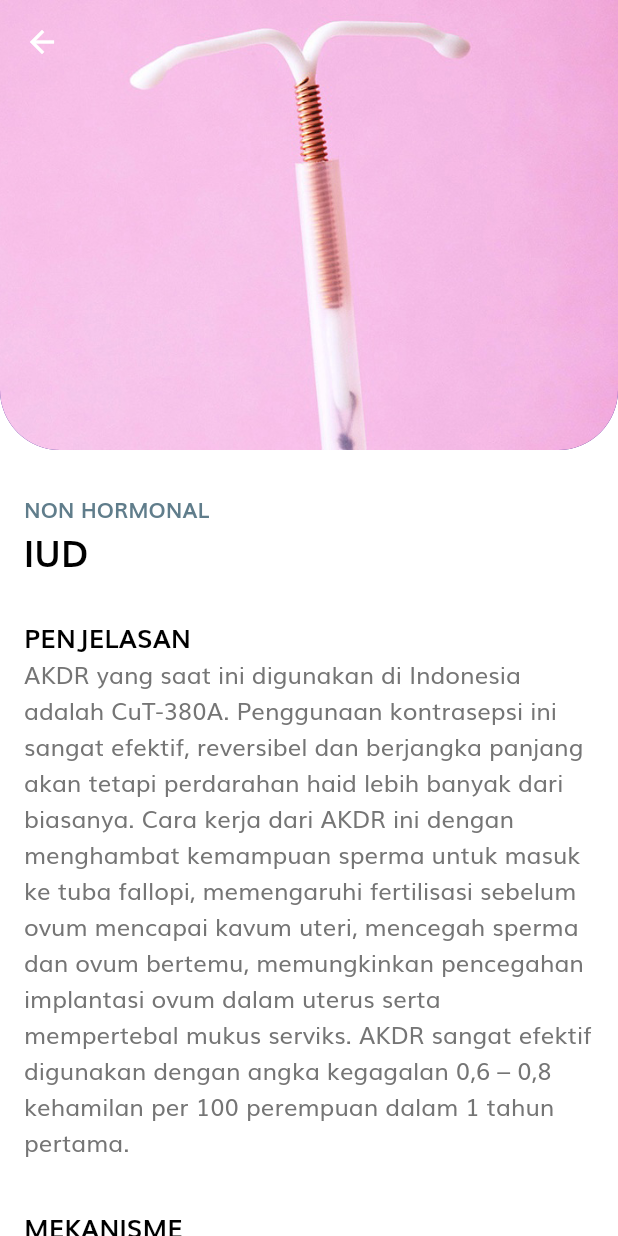
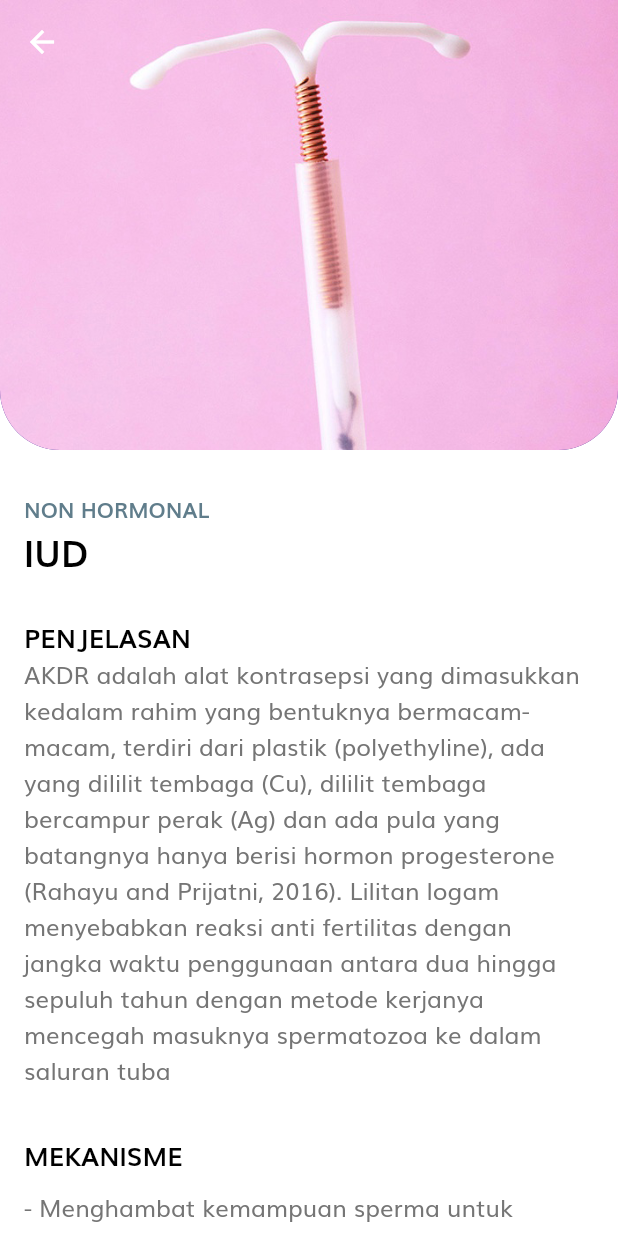
Before and after one commit to yasrilimam98/sispako-flutter, a Flutter app: the HomePage screen opened by its route, after a tap on "Non Hormonal", on a phone screen of 412 x 824 dp. Run offline on Flutter 3.47's test engine with Material 2 defaults, Android fonts, the phone set to English and light mode, and no system bars; our stand-ins replace simple_animations; missing offline and left inert: dart:ffi.

Commit message:
final apps

```diff
--- a/lib/model/data.dart
+++ b/lib/model/data.dart
@@ -20,7 +20,7 @@ final data = [
   Data(
       jenis: "Hormonal",
       name: "Implant",
-      keterangan: "2 Tahun",
+      keterangan: "",
       imagePath: "assets/images/implan.jpg",
       mekanisme: [
         "- Mencegah Kehamilan",
@@ -43,116 +43,128 @@ final data = [
   Data(
       jenis: "Non Hormonal",
       name: "IUD",
-      keterangan: "2 Tahun",
+      keterangan: "",
       imagePath: "assets/images/IUD.jpg",
       mekanisme: [
-        "- Mencegah Kehamilan",
-        "- Mencegah Ovulasi",
-        "- Menghambat pergerakan Spermatoza",
-        "- Menghambat perkembangan endoterium",
+        "- Menghambat kemampuan sperma untuk masuk kedalam tuba falopi",
+        "- Mempengaruhi fertilisasi sebelum ovum mencapai cavum uteri",
+        "- Mencegah sperma dan ovum bertemu karena jalannya terhalangi dan memungkinkan untuk mencegah implantasi telur dalam uterus",
       ],
       kontraindikasi: [
         "- Hamil atau diduga hamil",
-        "- Pendarahan tractus yang tidak diketahui",
-        "  penyebabnya",
-        "- Tromboflebitis aktif",
-        "- Penyakit hati akut",
-        "- Tumor atau kanker payudara",
+        "- Ibu yang mempunyai infeksi hamil",
+        "  Ibu dengan peradangan leher Rahim (serviks)",
+        "- Ukuran Rahim <5cm",
+        "- Ibu yang dicurigai mempunyai kanker Rahim",
+        "- Ibu dengan pendarahan yang tidak normal dan tidak diketahui penyebabnya.",
+        "- Ibu yang waktu haid perdarahannya sangat banyak",
+        "- Ibu yang pernah hamil diluar kandungan (kehamilan ektopik)",
+        "- Kelainan bawaan Rahim dan jaringan perut",
+        "- Alergi tembaga",
       ],
       efeksamping:
-          '''Perubahan pola haid yang terjadi kira-kira 60% akseptor dalam tahun pertama insersiperasaan kering pada vagina karna hormone progesterone (hipoestrogen)''',
+          '''Timbul nyeri atau mules, bercak-bercak perdarahan, keputihan.''',
       artikelkb:
-          '''AKDR yang saat ini digunakan di Indonesia adalah CuT-380A. Penggunaan kontrasepsi ini sangat efektif, reversibel dan berjangka panjang akan tetapi perdarahan haid lebih banyak dari biasanya. Cara kerja dari AKDR ini dengan menghambat kemampuan sperma untuk masuk ke tuba fallopi, memengaruhi fertilisasi sebelum ovum mencapai kavum uteri, mencegah sperma dan ovum bertemu, memungkinkan pencegahan implantasi ovum dalam uterus serta mempertebal mukus serviks. AKDR sangat efektif digunakan dengan angka kegagalan 0,6 – 0,8 kehamilan per 100 perempuan dalam 1 tahun pertama. '''),
+          '''AKDR adalah alat kontrasepsi yang dimasukkan kedalam rahim yang bentuknya bermacam-macam, terdiri dari plastik (polyethyline), ada yang dililit tembaga (Cu), dililit tembaga bercampur perak (Ag) dan ada pula yang batangnya hanya berisi hormon progesterone (Rahayu and Prijatni, 2016). Lilitan logam menyebabkan reaksi anti fertilitas dengan jangka waktu penggunaan antara dua hingga sepuluh tahun dengan metode kerjanya mencegah masuknya spermatozoa ke dalam saluran tuba  '''),
   Data(
       jenis: "Non Hormonal",
       name: "Kondom",
       keterangan: "2 Tahun",
       imagePath: "assets/images/kondom.jpg",
       mekanisme: [
-        "- Mencegah Kehamilan",
-        "- Mencegah Ovulasi",
-        "- Menghambat pergerakan Spermatoza",
-        "- Menghambat perkembangan endoterium",
+        " - ",
+        " - ",
+        " - ",
       ],
       kontraindikasi: [
-        "- Hamil atau diduga hamil",
-        "- Pendarahan tractus yang tidak diketahui",
-        "  penyebabnya",
-        "- Tromboflebitis aktif",
-        "- Penyakit hati akut",
-        "- Tumor atau kanker payudara",
+        "- Alergi terhadap bahan karet latex ",
       ],
       efeksamping:
-          '''Perubahan pola haid yang terjadi kira-kira 60% akseptor dalam tahun pertama insersiperasaan kering pada vagina karna hormone progesterone (hipoestrogen)''',
+          '''Kondom bocor atau robek, Menyebabkan wanita mengeluh keputihan yang banyak dan amat berbau''',
       artikelkb:
-          '''AKDR yang saat ini digunakan di Indonesia adalah CuT-380A. Penggunaan kontrasepsi ini sangat efektif, reversibel dan berjangka panjang akan tetapi perdarahan haid lebih banyak dari biasanya. Cara kerja dari AKDR ini dengan menghambat kemampuan sperma untuk masuk ke tuba fallopi, memengaruhi fertilisasi sebelum ovum mencapai kavum uteri, mencegah sperma dan ovum bertemu, memungkinkan pencegahan implantasi ovum dalam uterus serta mempertebal mukus serviks. AKDR sangat efektif digunakan dengan angka kegagalan 0,6 – 0,8 kehamilan per 100 perempuan dalam 1 tahun pertama. '''),
+          '''Adalah alat kontrasepsi terbuat dari karet yang tipis, biasanya digunakan oleh para
+lelaki, digunakan untuk menghalangi masuknya sperma kedalam Rahim. Metode kondom dapat digunakan setiap akan melakukan hubungan seksual '''),
   Data(
       jenis: "Hormonal",
       name: "PIL KB",
       keterangan: "2 Tahun",
       imagePath: "assets/images/pilkb.jpg",
       mekanisme: [
-        "- Mencegah Kehamilan",
-        "- Mencegah Ovulasi",
-        "- Menghambat pergerakan Spermatoza",
-        "- Menghambat perkembangan endoterium",
+        "- Cara kerja pil KB menekan ovulasi untuk mencegah lepasnya sel telur wanita dari indung telur",
+        "- Mengentalkan lendir mulut rahim sehingga sperma sukar untuk masuk ke dalam rahim, dan menipiskan lapisan endometrium",
+        "- Pil Progestin dapat dikonsumsi saat menyusui",
+        "- Efektifitas pil sangat tinggi, angka kegagalannya berkisar 1-8% untuk pil kombinasi, dan 3-10% untuk pil progestin.",
       ],
       kontraindikasi: [
         "- Hamil atau diduga hamil",
-        "- Pendarahan tractus yang tidak diketahui",
-        "  penyebabnya",
-        "- Tromboflebitis aktif",
-        "- Penyakit hati akut",
-        "- Tumor atau kanker payudara",
+        "- Ibu menyusui (pil kombinasi)",
+        "- Sering lupa jadwal minum ",
+        "- Mengalami perdarahan pervaginam yang tidak diketahui penyebabnya",
+        "- Hipertensi ",
+        "- Mempunyai kanker payudara",
+        "- Mempunyai miom ",
+        "- Memiliki riwayat stroke",
+        "- Menggunakan obat untuk TBC / obat epilepsy",
       ],
-      efeksamping:
-          '''Perubahan pola haid yang terjadi kira-kira 60% akseptor dalam tahun pertama insersiperasaan kering pada vagina karna hormone progesterone (hipoestrogen)''',
+      efeksamping: '''Gangguan siklus haid, pusing, mual dan muntah''',
       artikelkb:
-          '''AKDR yang saat ini digunakan di Indonesia adalah CuT-380A. Penggunaan kontrasepsi ini sangat efektif, reversibel dan berjangka panjang akan tetapi perdarahan haid lebih banyak dari biasanya. Cara kerja dari AKDR ini dengan menghambat kemampuan sperma untuk masuk ke tuba fallopi, memengaruhi fertilisasi sebelum ovum mencapai kavum uteri, mencegah sperma dan ovum bertemu, memungkinkan pencegahan implantasi ovum dalam uterus serta mempertebal mukus serviks. AKDR sangat efektif digunakan dengan angka kegagalan 0,6 – 0,8 kehamilan per 100 perempuan dalam 1 tahun pertama. '''),
+          '''Merupakan kontrasepsi untuk wanita yang berbentuk pil atau tablet yang berisi kombinasi hormon estrogen dan progesteron (Pil Kombinasi) dan pil yang hanya terdiri dari hormon progesteron saja (Pil Progestin). Metode ini dapat mencegah kehamilan satu  bulan dengan mengonsumsi satu pil setiap hari '''),
   Data(
       jenis: "Hormonal",
       name: "Suntik KB",
       keterangan: "2 Tahun",
       imagePath: "assets/images/suntikkb.jpg",
       mekanisme: [
-        "- Mencegah Kehamilan",
-        "- Mencegah Ovulasi",
-        "- Menghambat pergerakan Spermatoza",
-        "- Menghambat perkembangan endoterium",
+        "- Cara kerjanya sama dengan pil KB.",
+        "- Menekan ovulasi untuk mencegah lepasnya sel telur wanita dari indung telur",
+        "- Mengentalkan lendir mulut rahim sehingga sperma sukar untuk masuk ke dalam rahim, dan menipiskan lapisan endometrium. ",
       ],
       kontraindikasi: [
         "- Hamil atau diduga hamil",
-        "- Pendarahan tractus yang tidak diketahui",
-        "  penyebabnya",
-        "- Tromboflebitis aktif",
-        "- Penyakit hati akut",
-        "- Tumor atau kanker payudara",
+        "- Wanita dengan perdarahan yang tidak diketahui penyebabnya.",
+        "- Mengidap tumor",
+        "- Mempunyai penyakit jantung, hipertensi, kencing manis, paru-paru.",
+        "- Menderita atau riwayat kanker payudara",
       ],
       efeksamping:
-          '''Perubahan pola haid yang terjadi kira-kira 60% akseptor dalam tahun pertama insersiperasaan kering pada vagina karna hormone progesterone (hipoestrogen)''',
+          '''Dapat terjadinya gangguna haid, Depresi, Keputihan, Jerawat, Perubahan berat badan dan Pemakaian jangka panjang bisa terjadi penurunan libido, dan densitas tulang. ''',
       artikelkb:
-          '''AKDR yang saat ini digunakan di Indonesia adalah CuT-380A. Penggunaan kontrasepsi ini sangat efektif, reversibel dan berjangka panjang akan tetapi perdarahan haid lebih banyak dari biasanya. Cara kerja dari AKDR ini dengan menghambat kemampuan sperma untuk masuk ke tuba fallopi, memengaruhi fertilisasi sebelum ovum mencapai kavum uteri, mencegah sperma dan ovum bertemu, memungkinkan pencegahan implantasi ovum dalam uterus serta mempertebal mukus serviks. AKDR sangat efektif digunakan dengan angka kegagalan 0,6 – 0,8 kehamilan per 100 perempuan dalam 1 tahun pertama. '''),
+          '''Alat kontrasepsi suntik/injeksi terdiri dari dua jenis yaitu, suntik KB 1 bulan (cyclofem) dan suntik KB 3 bulan (DMPA). Metode suntik KB 1 bulan dapat mencegah kehamilan 1 bulan dan suntik 3 bulan dapat mencegah kehamilan selama 3 bulan. Dilakukan sesuai jadwal yang telah ditentukan oleh bidan/dokter.'''),
   Data(
       jenis: "Non Hormonal",
-      name: "Kontap",
+      name: "MOW",
       keterangan: "2 Tahun",
       imagePath: "assets/images/kontap.jpg",
       mekanisme: [
-        "- Mencegah Kehamilan",
-        "- Mencegah Ovulasi",
-        "- Menghambat pergerakan Spermatoza",
-        "- Menghambat perkembangan endoterium",
+        "- Dengan mengoklusi tuba falopii (mengikat, memotong atau memasang cincin) sehingga sperma tidak dapat bertemu dengan ovum.",
       ],
       kontraindikasi: [
-        "- Hamil atau diduga hamil",
-        "- Pendarahan tractus yang tidak diketahui",
-        "  penyebabnya",
-        "- Tromboflebitis aktif",
-        "- Penyakit hati akut",
-        "- Tumor atau kanker payudara",
+        "- Peradangan dalam rongga panggul",
+        "- Peradangan pada vagina ",
+        "- Obesitas berlebihan",
+        "- Memiliki bekas laparotomy ",
+      ],
+      efeksamping: '''Tidak ada efek samping''',
+      artikelkb:
+          '''Merupakan tindakan penutupan terhadap kedua saluran telur kanan dan kiri pada wanita yang menyebabkan sel sperma tidak dapat bertemu dengan sel telur. MOW sering disebut sebagai sterilisasi wanita'''),
+  Data(
+      jenis: "Non Hormonal",
+      name: "MOP",
+      keterangan: "2 Tahun",
+      imagePath: "assets/images/mop.jpg",
+      mekanisme: [
+        "-",
+      ],
+      kontraindikasi: [
+        "- Memiliki infeksi kulit lokal misalnya scabies",
+        "- Mempunyai infeksi saluran kelamin",
+        "- Kelainan skrotum atau sekitarnya",
+        "- Mempunyai hernia",
+        "- Mempunyai luka parut operasi hernia",
+        "- Mempunyai penyakit sistemik (diabetes mellitus, penyakit jantung koroner).",
       ],
       efeksamping:
-          '''Perubahan pola haid yang terjadi kira-kira 60% akseptor dalam tahun pertama insersiperasaan kering pada vagina karna hormone progesterone (hipoestrogen)''',
+          '''	Pada pengguna MOP tidak memiliki efek yang bersifat merugikan, sperma yang diproduksi akan kembali diserap tubuh tanpa menyebab gangguan metabolisme, Rasa nyeri atau ketidaknyamanan akibat pembedahan yang biasanya berlangsung beberapi hari. Infeksi akibat perawat bekas operasi yang tidak baik atau disebabkan karena dari lingkungan luar bukan dari MOP. MOP tidak berpengaruh terhadap kemampuan laki-laki untuk melakukan hubungan seksual ''',
       artikelkb:
-          '''AKDR yang saat ini digunakan di Indonesia adalah CuT-380A. Penggunaan kontrasepsi ini sangat efektif, reversibel dan berjangka panjang akan tetapi perdarahan haid lebih banyak dari biasanya. Cara kerja dari AKDR ini dengan menghambat kemampuan sperma untuk masuk ke tuba fallopi, memengaruhi fertilisasi sebelum ovum mencapai kavum uteri, mencegah sperma dan ovum bertemu, memungkinkan pencegahan implantasi ovum dalam uterus serta mempertebal mukus serviks. AKDR sangat efektif digunakan dengan angka kegagalan 0,6 – 0,8 kehamilan per 100 perempuan dalam 1 tahun pertama. '''),
+          '''Menghentikan kapasitas reproduksi pria dengan cara mengoklusi vas deferens sehingga alur transportasi sperma terhambat dan proses fertilisasi (penyatuan dengan ovum) tidak terjadi.'''),
 ];
--- a/lib/screens/splash/components/body.dart
+++ b/lib/screens/splash/components/body.dart
@@ -20,10 +20,13 @@ class _BodyState extends State<Body> {
       "text": "Sistem Pendukung Keputusan Kontrasepsi",
       "image": "assets/images/splash1.png"
     },
-    {"text": "Loreeeeeeeee", "image": "assets/images/splash2.png"},
-    {"text": "Tesssss", "image": "assets/images/splashbot.png"},
     {
-      "text": "Sistem Pendukung Keputusan Kontrasepsi",
+      "text": "Berisi Artikel Alat Kontrasepsi",
+      "image": "assets/images/splash2.png"
+    },
+    {"text": "Pengguna Aktif KB", "image": "assets/images/splashbot.png"},
+    {
+      "text": "Menggunakan metode TOPSIS dalam pengambilan keputusan",
       "image": "assets/images/homesplash.png"
     },
   ];
```
Also changed, not shown: lib/screens/homes/topsis.dart (+66 -36 lines), assets/images/mop.jpg (added), lib/model/dataartikel.dart (deleted).
